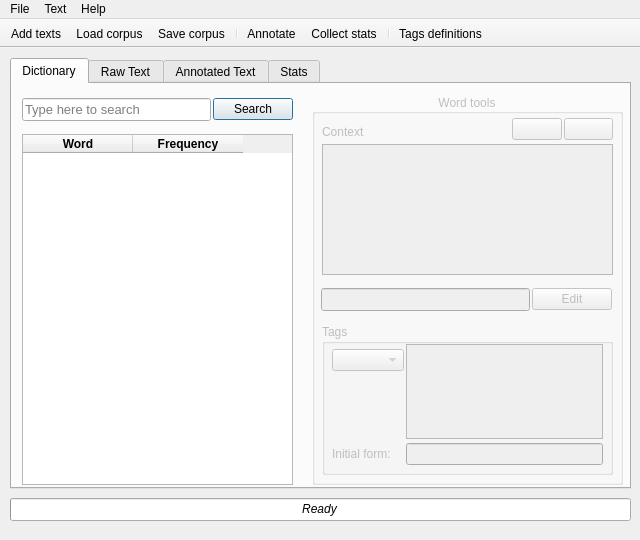
The window that App/app_window.ui (vladrrv/BSU-NLP) describes before a commit, drawn with Qt 5.
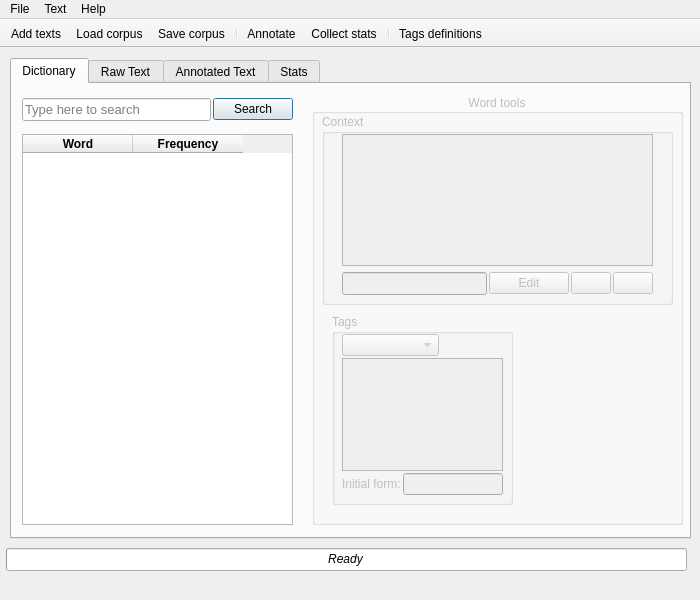
The same window after the commit. The open tabs and pages were chosen to show the change. Icons and pictures are not drawn.

```diff
--- a/App/app_window.ui
+++ b/App/app_window.ui
@@ -6,8 +6,8 @@
    <rect>
     <x>0</x>
     <y>0</y>
-    <width>640</width>
-    <height>540</height>
+    <width>700</width>
+    <height>600</height>
    </rect>
   </property>
   <property name="sizePolicy">
@@ -18,14 +18,14 @@
   </property>
   <property name="minimumSize">
    <size>
-    <width>640</width>
-    <height>540</height>
+    <width>700</width>
+    <height>600</height>
    </size>
   </property>
   <property name="maximumSize">
    <size>
-    <width>640</width>
-    <height>540</height>
+    <width>700</width>
+    <height>600</height>
    </size>
   </property>
   <property name="windowTitle">
@@ -45,9 +45,9 @@
    <widget class="QProgressBar" name="progressBar">
     <property name="geometry">
      <rect>
-      <x>10</x>
-      <y>450</y>
-      <width>621</width>
+      <x>6</x>
+      <y>500</y>
+      <width>681</width>
       <height>23</height>
      </rect>
     </property>
@@ -63,8 +63,8 @@
      <rect>
       <x>10</x>
       <y>10</y>
-      <width>621</width>
-      <height>431</height>
+      <width>681</width>
+      <height>481</height>
      </rect>
     </property>
     <property name="currentIndex">
@@ -80,7 +80,7 @@
         <x>10</x>
         <y>50</y>
         <width>271</width>
-        <height>351</height>
+        <height>391</height>
        </rect>
       </property>
       <property name="editTriggers">
@@ -167,8 +167,8 @@
        <rect>
         <x>300</x>
         <y>10</y>
-        <width>311</width>
-        <height>391</height>
+        <width>371</width>
+        <height>431</height>
        </rect>
       </property>
       <property name="title">
@@ -177,36 +177,13 @@
       <property name="alignment">
        <set>Qt::AlignCenter</set>
       </property>
-      <widget class="QTextBrowser" name="tb_context">
-       <property name="geometry">
-        <rect>
-         <x>10</x>
-         <y>50</y>
-         <width>291</width>
-         <height>131</height>
-        </rect>
-       </property>
-      </widget>
-      <widget class="QLabel" name="label_context">
-       <property name="geometry">
-        <rect>
-         <x>10</x>
-         <y>30</y>
-         <width>55</width>
-         <height>16</height>
-        </rect>
-       </property>
-       <property name="text">
-        <string>Context</string>
-       </property>
-      </widget>
       <widget class="QGroupBox" name="groupBox">
        <property name="geometry">
         <rect>
-         <x>10</x>
-         <y>230</y>
-         <width>291</width>
-         <height>151</height>
+         <x>20</x>
+         <y>220</y>
+         <width>181</width>
+         <height>191</height>
         </rect>
        </property>
        <property name="title">
@@ -217,50 +194,30 @@
          <rect>
           <x>10</x>
           <y>20</y>
-          <width>271</width>
-          <height>121</height>
+          <width>161</width>
+          <height>161</height>
          </rect>
         </property>
-        <layout class="QGridLayout" name="gridLayout">
-         <property name="horizontalSpacing">
+        <layout class="QVBoxLayout" name="verticalLayout">
+         <property name="spacing">
           <number>2</number>
          </property>
-         <property name="verticalSpacing">
-          <number>4</number>
-         </property>
-         <item row="1" column="1">
-          <widget class="QLineEdit" name="le_initform">
-           <property name="enabled">
-            <bool>false</bool>
-           </property>
-           <property name="readOnly">
-            <bool>true</bool>
-           </property>
-          </widget>
-         </item>
-         <item row="0" column="1">
-          <widget class="QListWidget" name="lw_tags"/>
-         </item>
-         <item row="1" column="0">
-          <widget class="QLabel" name="label_initform">
-           <property name="enabled">
-            <bool>false</bool>
-           </property>
-           <property name="text">
-            <string>Initial form:</string>
-           </property>
-          </widget>
-         </item>
-         <item row="0" column="0">
-          <layout class="QVBoxLayout" name="verticalLayout_2">
+         <item>
+          <layout class="QHBoxLayout" name="horizontalLayout_4">
            <property name="spacing">
-            <number>4</number>
+            <number>2</number>
            </property>
            <item>
             <widget class="QComboBox" name="cb_tags"/>
            </item>
            <item>
             <widget class="QPushButton" name="pb_addtag">
+             <property name="maximumSize">
+              <size>
+               <width>30</width>
+               <height>30</height>
+              </size>
+             </property>
              <property name="toolTip">
               <string extracomment="Add"/>
              </property>
@@ -281,6 +238,12 @@
              <property name="enabled">
               <bool>false</bool>
              </property>
+             <property name="maximumSize">
+              <size>
+               <width>30</width>
+               <height>30</height>
+              </size>
+             </property>
              <property name="toolTip">
               <string extracomment="Remove"/>
              </property>
@@ -298,55 +261,87 @@
            </item>
           </layout>
          </item>
-        </layout>
-       </widget>
-      </widget>
-      <widget class="QWidget" name="horizontalLayoutWidget">
-       <property name="geometry">
-        <rect>
-         <x>200</x>
-         <y>20</y>
-         <width>101</width>
-         <height>31</height>
-        </rect>
-       </property>
-       <layout class="QHBoxLayout" name="horizontalLayout">
+         <item>
+          <widget class="QListWidget" name="lw_tags">
+           <property name="sizePolicy">
+            <sizepolicy hsizetype="Expanding" vsizetype="Expanding">
+             <horstretch>0</horstretch>
+             <verstretch>0</verstretch>
+            </sizepolicy>
+           </property>
+           <property name="minimumSize">
+            <size>
+             <width>100</width>
+             <height>0</height>
+            </size>
+           </property>
+           <property name="maximumSize">
+            <size>
+             <width>200</width>
+             <height>16777215</height>
+            </size>
+           </property>
+           <property name="isWrapping" stdset="0">
+            <bool>true</bool>
+           </property>
+          </widget>
+         </item>
+         <item>
+          <layout class="QHBoxLayout" name="horizontalLayout_5">
         <property name="spacing">
          <number>2</number>
         </property>
         <item>
-         <widget class="QPushButton" name="pb_prev">
+            <widget class="QLabel" name="label_initform">
+             <property name="enabled">
+              <bool>false</bool>
+             </property>
           <property name="text">
-           <string/>
-          </property>
-          <property name="icon">
-           <iconset resource="App.qrc">
-            <normaloff>:/icon/24x24/56.png</normaloff>:/icon/24x24/56.png</iconset>
-          </property>
+              <string>Initial form:</string>
+             </property>
          </widget>
         </item>
         <item>
-         <widget class="QPushButton" name="pb_next">
-          <property name="text">
-           <string/>
-          </property>
-          <property name="icon">
-           <iconset resource="App.qrc">
-            <normaloff>:/icon/24x24/57.png</normaloff>:/icon/24x24/57.png</iconset>
+            <widget class="QLineEdit" name="le_initform">
+             <property name="enabled">
+              <bool>false</bool>
+             </property>
+             <property name="readOnly">
+              <bool>true</bool>
           </property>
          </widget>
         </item>
        </layout>
-      </widget>
-      <widget class="QWidget" name="horizontalLayoutWidget_2">
+         </item>
+        </layout>
+       </widget>
+      </widget>
+      <widget class="QGroupBox" name="groupBox_2">
        <property name="geometry">
         <rect>
-         <x>9</x>
-         <y>190</y>
-         <width>291</width>
-         <height>31</height>
+         <x>10</x>
+         <y>20</y>
+         <width>351</width>
+         <height>191</height>
         </rect>
        </property>
+       <property name="title">
+        <string>Context</string>
+       </property>
+       <widget class="QWidget" name="verticalLayoutWidget_2">
+        <property name="geometry">
+         <rect>
+          <x>20</x>
+          <y>20</y>
+          <width>311</width>
+          <height>161</height>
+         </rect>
+        </property>
+        <layout class="QVBoxLayout" name="verticalLayout_2">
+         <item>
+          <widget class="QTextBrowser" name="tb_context"/>
+         </item>
+         <item>
        <layout class="QHBoxLayout" name="horizontalLayout_2">
         <property name="spacing">
          <number>2</number>
@@ -374,7 +369,39 @@
           </property>
          </widget>
         </item>
-       </layout>
+           <item>
+            <layout class="QHBoxLayout" name="horizontalLayout">
+             <property name="spacing">
+              <number>2</number>
+             </property>
+             <item>
+              <widget class="QPushButton" name="pb_prev">
+               <property name="text">
+                <string/>
+               </property>
+               <property name="icon">
+                <iconset resource="App.qrc">
+                 <normaloff>:/icon/24x24/56.png</normaloff>:/icon/24x24/56.png</iconset>
+               </property>
+              </widget>
+             </item>
+             <item>
+              <widget class="QPushButton" name="pb_next">
+               <property name="text">
+                <string/>
+               </property>
+               <property name="icon">
+                <iconset resource="App.qrc">
+                 <normaloff>:/icon/24x24/57.png</normaloff>:/icon/24x24/57.png</iconset>
+               </property>
+              </widget>
+             </item>
+            </layout>
+           </item>
+          </layout>
+         </item>
+        </layout>
+       </widget>
       </widget>
      </widget>
      <widget class="QWidget" name="horizontalLayoutWidget_3">
@@ -672,9 +699,9 @@
    <widget class="QLabel" name="label_progress">
     <property name="geometry">
      <rect>
-      <x>14</x>
-      <y>450</y>
-      <width>611</width>
+      <x>10</x>
+      <y>500</y>
+      <width>671</width>
       <height>21</height>
      </rect>
     </property>
@@ -696,7 +723,7 @@
     <rect>
      <x>0</x>
      <y>0</y>
-     <width>640</width>
+     <width>700</width>
      <height>26</height>
     </rect>
    </property>
```
Left out of the diff: 55 changed lines with no effect on the pictures. Lines whose indentation alone changed are shown as unchanged.
